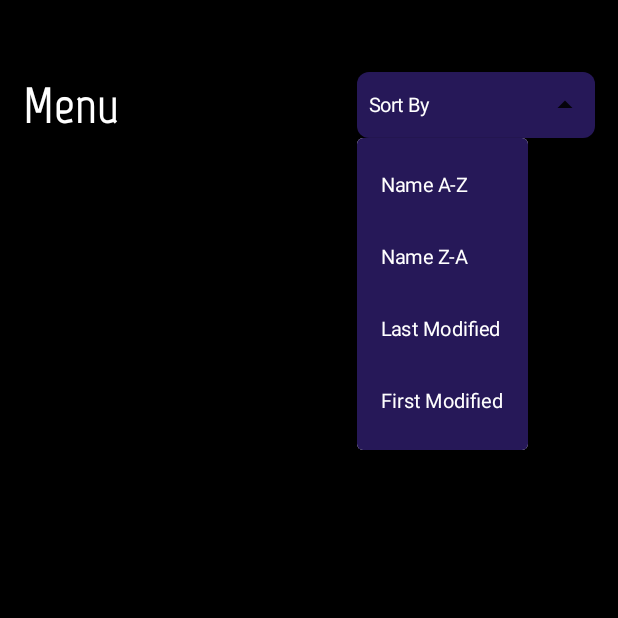
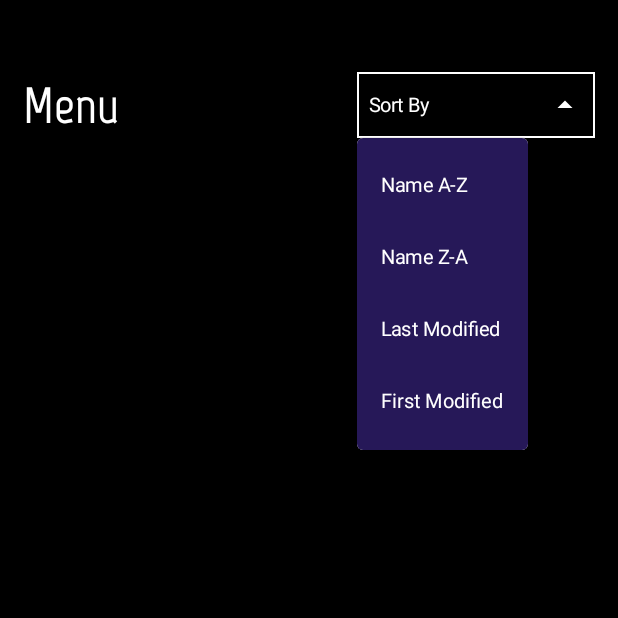
Before and after one commit to ifDani/MarvelSeries, an Android app built with Jetpack Compose: the screen it shows after launch (MainActivity), after a tap on "Sort By", on a phone screen of 412 x 824 dp, the top half of it. Run offline under Robolectric (Android 15) with nearby library versions, the phone set to English and light mode, and no system bars; our stand-ins replace Dagger/Hilt's generated code, accompanist; 2 statements that could not run were skipped.

Commit message:
Solving design problems

```diff
--- a/app/src/main/java/com/example/marvelseries/presentation/ui/characters/CharactersScreen.kt
+++ b/app/src/main/java/com/example/marvelseries/presentation/ui/characters/CharactersScreen.kt
@@ -3,6 +3,7 @@ package com.example.marvelseries.presentation.ui.characters
 import androidx.activity.compose.BackHandler
 import androidx.compose.foundation.ExperimentalFoundationApi
 import androidx.compose.foundation.background
+import androidx.compose.foundation.border
 import androidx.compose.foundation.clickable
 import androidx.compose.foundation.interaction.MutableInteractionSource
 import androidx.compose.foundation.layout.*
@@ -78,8 +79,10 @@ fun CharactersScreen(
                     horizontalArrangement = Arrangement.SpaceBetween,
                     modifier = Modifier
                         .clickable(onClick = { expanded = true })
+                        .border(1.dp, Color.White)
                         .clip(RoundedCornerShape(8.dp))
-                        .background(Color(0xff261858))
+
+
                         .padding(vertical = 10.dp, horizontal = 8.dp)
                 ) {
 
@@ -93,7 +96,8 @@ fun CharactersScreen(
                     Icon(
                         Icons.Default.ArrowDropDown,
                         contentDescription = "",
-                        modifier = if (expanded) Modifier.rotate(180f) else Modifier
+                        modifier = if (expanded) Modifier.rotate(180f) else Modifier,
+                        tint = Color.White
                     )
 
                 }
```
